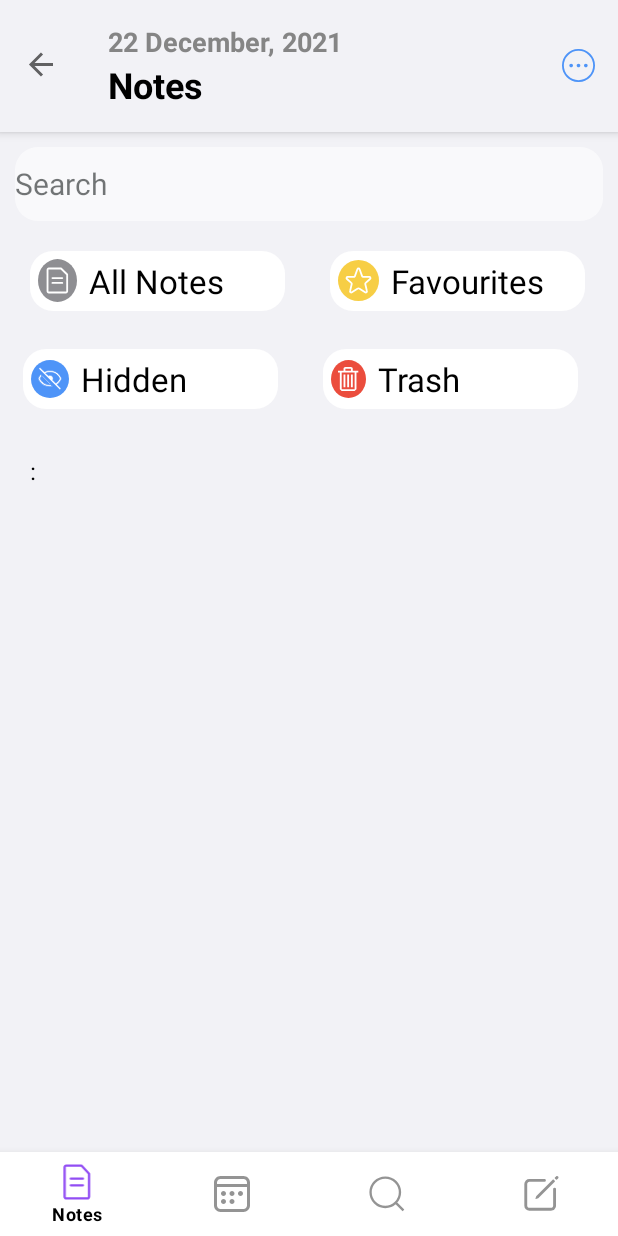
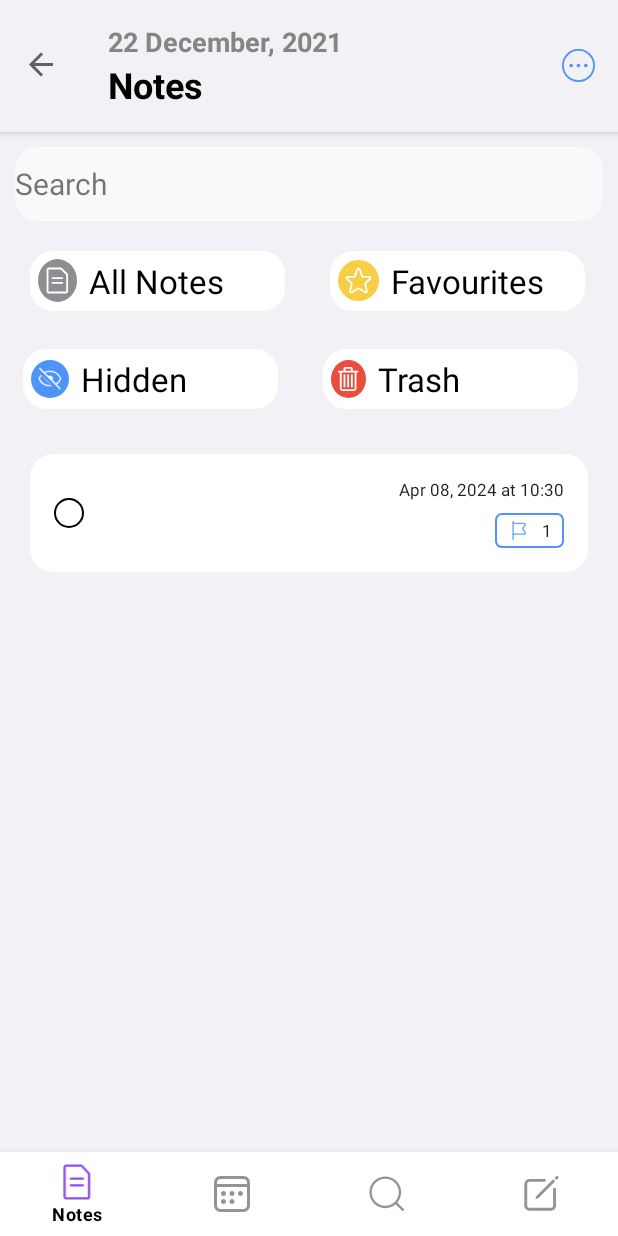
Before and after one commit to ZenfiraCavadova/Notes_App, an Android app: the HomeFragment screen opened directly, with no data from a screen before it, on a phone screen of 412 x 824 dp. Run offline under Robolectric (Android 15) with nearby library versions, the phone set to English and light mode, and no system bars; our stand-ins replace Room's generated code, navigation-ui.

Commit message:
Notes  App with recyclerview was created

```diff
--- a/app/src/main/AndroidManifest.xml
+++ b/app/src/main/AndroidManifest.xml
@@ -21,11 +21,9 @@
         <activity
             android:name=".MainActivity"
             android:exported="true"
-            android:theme="@style/AppTheme.NoActionBar"
-            >
+            android:theme="@style/AppTheme.NoActionBar">
             <intent-filter>
                 <action android:name="android.intent.action.MAIN" />
-
                 <category android:name="android.intent.category.LAUNCHER" />
             </intent-filter>
         </activity>
--- a/data/src/main/java/com/example/data/database/db/AppDatabase.kt
+++ b/data/src/main/java/com/example/data/database/db/AppDatabase.kt
@@ -2,9 +2,20 @@ package com.example.data.database.db
 
 import androidx.room.Database
 import androidx.room.RoomDatabase
+import androidx.room.migration.Migration
+import androidx.sqlite.db.SupportSQLiteDatabase
 import com.example.domain.entities.Note
 import com.example.data.database.daos.NotesDao
-@Database(entities = [Note::class], version = 1)
+@Database(entities = [Note::class], version = 2)
 abstract class AppDatabase : RoomDatabase() {
     abstract fun notesDao(): NotesDao
+    companion object {
+        private const val DATABASE_NAME = "app_database.db"
+
+        val MIGRATION_1_2: Migration = object : Migration(1, 2) {
+            override fun migrate(database: SupportSQLiteDatabase) {
+                database.execSQL("ALTER TABLE notes_database ADD COLUMN creationDate INTEGER NOT NULL DEFAULT 0")
+            }
+        }
+    }
 }
--- a/data/src/main/java/com/example/data/database/db/DatabaseManager.kt
+++ b/data/src/main/java/com/example/data/database/db/DatabaseManager.kt
@@ -8,8 +8,10 @@ object DatabaseManager {
     fun initDatabase(context: Context){
         database = Room.databaseBuilder(
             context,
-            AppDatabase::class.java, "notes-database"
-        ).build()
+            AppDatabase::class.java, "notes_database"
+        )
+            .addMigrations(AppDatabase.MIGRATION_1_2)
+            .build()
     }
 
 }
--- a/domain/src/main/java/com/example/domain/entities/Note.kt
+++ b/domain/src/main/java/com/example/domain/entities/Note.kt
@@ -10,6 +10,8 @@ data class Note (
     val title: String,
     @ColumnInfo("description")
     val description:String,
+    @ColumnInfo("creationDate")
+    val creationDate:Long,
     @ColumnInfo("ID")
     @PrimaryKey(autoGenerate = true)
     val id:Long=0
--- a/feature/create_new/src/main/java/com/example/create_new/CreateNewFragment.kt
+++ b/feature/create_new/src/main/java/com/example/create_new/CreateNewFragment.kt
@@ -30,7 +30,7 @@ class CreateNewFragment : Fragment() {
         binding.saveBtn.setOnClickListener {
             val title = binding.NoteTitle.text.toString()
             val description = binding.description.text.toString()
-            viewModel.saveNote(title,description)
+            viewModel.saveNote(title,description, System.currentTimeMillis())
 
         }
         viewModel.liveData.observe(viewLifecycleOwner) { status ->
--- a/feature/create_new/src/main/java/com/example/create_new/CreateNewViewModel.kt
+++ b/feature/create_new/src/main/java/com/example/create_new/CreateNewViewModel.kt
@@ -14,8 +14,8 @@ class CreateNewViewModel():ViewModel() {
     private val noteRepository:NoteRepository by lazy { NoteRepositoryImpl() }
     private val _livedata=MutableLiveData<String>()
     val liveData: LiveData<List<Note>> =noteRepository.getNote()
-    fun saveNote(title: String, description: String) {
-        val note = Note(title, description)
+    fun saveNote(title: String, description: String,creationDate:Long) {
+        val note = Note(title, description, creationDate)
         viewModelScope.launch(Dispatchers.IO) {
             noteRepository.saveNote(note)
         }
--- a/feature/home/src/main/java/com/example/home/HomeFragment.kt
+++ b/feature/home/src/main/java/com/example/home/HomeFragment.kt
@@ -9,10 +9,12 @@ import android.view.ViewGroup
 import androidx.fragment.app.viewModels
 import com.example.domain.entities.Note
 import com.example.home.databinding.FragmentHomeBinding
+import com.example.home.notes_list.NotesAdapter
 
 class HomeFragment : Fragment() {
     lateinit var binding: FragmentHomeBinding
     val viewModel by viewModels<HomeViewModel>()
+    private lateinit var adapter: NotesAdapter
     override fun onCreateView(
         inflater: LayoutInflater, container: ViewGroup?,
         savedInstanceState: Bundle?
@@ -23,9 +25,12 @@ class HomeFragment : Fragment() {
 
     override fun onViewCreated(view: View, savedInstanceState: Bundle?) {
         super.onViewCreated(view, savedInstanceState)
+        adapter=NotesAdapter()
+        binding.notesList.adapter=adapter
 
         viewModel.liveData.observe(viewLifecycleOwner){notes->
-            displayNotes(notes)
+//            displayNotes(notes)
+            adapter.submitList(notes)
         }
     }
 
@@ -35,7 +40,7 @@ class HomeFragment : Fragment() {
             Log.e("HOME","${note.title}: ${note.description}\n")
             notesText.append("${note.title}: ${note.description}\n")
         }
-        binding.notesList.text=notesText.toString()
+//        binding.notesList.text=notesText.toString()
     }
 
 }
--- /dev/null
+++ b/feature/home/src/main/java/com/example/home/notes_list/NotesAdapter.kt
@@ -0,0 +1,48 @@
+package com.example.home.notes_list
+
+import android.view.LayoutInflater
+import android.view.ViewGroup
+import androidx.recyclerview.widget.DiffUtil
+import androidx.recyclerview.widget.ListAdapter
+import androidx.recyclerview.widget.RecyclerView.ViewHolder
+import com.example.domain.entities.Note
+import com.example.home.databinding.NotesItemBinding
+import java.text.SimpleDateFormat
+import java.util.Date
+import java.util.Locale
+
+class NotesAdapter : ListAdapter<Note,NotesAdapter.NotesViewHolder>(NoteDiffCallback()) {
+    override fun onCreateViewHolder(parent: ViewGroup, viewType: Int): NotesViewHolder {
+        val view= NotesItemBinding.inflate(LayoutInflater.from(parent.context),parent,false)
+        return NotesViewHolder(view)
+    }
+
+    override fun onBindViewHolder(holder: NotesViewHolder, position: Int) {
+        val item =getItem(position)
+        holder.bindData(item)
+    }
+    inner class NotesViewHolder(private val notesItemBinding: NotesItemBinding):  ViewHolder(notesItemBinding.root) {
+        fun bindData(note: Note){
+            notesItemBinding.noteTitle.text=note.title
+            notesItemBinding.noteDescription.text=note.description
+            notesItemBinding.date.text=formatDate(note.creationDate)
+        }
+        private fun formatDate(timestamp: Long): String {
+            val sdf = SimpleDateFormat("MMM dd, yyyy 'at' HH:mm", Locale.getDefault())
+            return sdf.format(Date(timestamp))
+        }
+    }
+
+    private class NoteDiffCallback : DiffUtil.ItemCallback<Note>() {
+        override fun areItemsTheSame(oldItem: Note, newItem: Note): Boolean {
+            return oldItem == newItem
+        }
+
+        override fun areContentsTheSame(oldItem: Note, newItem: Note): Boolean {
+            return oldItem.title == newItem.title && oldItem.description == newItem.description
+        }
+    }
+
+
+
+}
--- /dev/null
+++ b/feature/home/src/main/res/drawable/checkbox_circle.xml
@@ -0,0 +1,21 @@
+<?xml version="1.0" encoding="utf-8"?>
+<selector xmlns:android="http://schemas.android.com/apk/res/android">
+    <item android:state_checked="true">
+        <shape android:shape="oval">
+            <solid android:color="@color/blue" />
+            <stroke
+                android:width="1.5dp"
+                android:color="@android:color/black"/>
+            <corners android:radius="8dp"/>
+        </shape>
+    </item>
+    <item android:state_checked="false">
+        <shape android:shape="oval">
+            <solid android:color="@color/white" />
+            <stroke
+                android:width="1.5dp"
+                android:color="@android:color/black" />
+            <corners android:radius="8dp"/>
+        </shape>
+    </item>
+</selector>
--- /dev/null
+++ b/feature/home/src/main/res/drawable/ic_flag.xml
@@ -0,0 +1,14 @@
+<vector xmlns:android="http://schemas.android.com/apk/res/android"
+    android:width="15dp"
+    android:height="15dp"
+    android:viewportWidth="15"
+    android:viewportHeight="15">
+  <path
+      android:pathData="M3.983,13.771C3.744,13.771 3.545,13.573 3.545,13.333V1.667C3.545,1.428 3.744,1.229 3.983,1.229C4.222,1.229 4.42,1.428 4.42,1.667V13.333C4.42,13.573 4.222,13.771 3.983,13.771Z"
+      android:fillColor="#4E94F8"
+      android:fillAlpha="0.87"/>
+  <path
+      android:pathData="M10.516,10.271H3.983C3.744,10.271 3.545,10.073 3.545,9.833C3.545,9.594 3.744,9.396 3.983,9.396H10.516C11.152,9.396 11.449,9.227 11.508,9.081C11.566,8.935 11.479,8.608 11.024,8.159L10.324,7.459C10.038,7.208 9.863,6.829 9.845,6.409C9.828,5.966 10.003,5.528 10.324,5.207L11.024,4.508C11.455,4.076 11.589,3.726 11.525,3.574C11.461,3.422 11.129,3.271 10.516,3.271H3.983C3.738,3.271 3.545,3.072 3.545,2.833C3.545,2.594 3.744,2.396 3.983,2.396H10.516C11.794,2.396 12.202,2.927 12.336,3.242C12.464,3.557 12.552,4.222 11.642,5.132L10.942,5.832C10.796,5.977 10.714,6.182 10.72,6.386C10.726,6.561 10.796,6.718 10.919,6.829L11.642,7.547C12.534,8.439 12.447,9.104 12.319,9.425C12.184,9.734 11.77,10.271 10.516,10.271Z"
+      android:fillColor="#4E94F8"
+      android:fillAlpha="0.87"/>
+</vector>
--- /dev/null
+++ b/feature/home/src/main/res/drawable/rounded_border_flag.xml
@@ -0,0 +1,14 @@
+<?xml version="1.0" encoding="utf-8"?>
+<shape xmlns:android="http://schemas.android.com/apk/res/android"
+    android:shape="rectangle">
+    <padding android:left="8dp"/>
+    <padding android:right="8dp"/>
+    <padding android:bottom="4dp"/>
+    <padding android:top="4dp"/>
+
+    <solid android:color="#FFFFFF" />
+    <stroke
+        android:width="1dp"
+    android:color="@color/blue" />
+    <corners android:radius="4dp"/>
+</shape>
--- a/feature/home/src/main/res/layout/fragment_home.xml
+++ b/feature/home/src/main/res/layout/fragment_home.xml
@@ -172,13 +172,16 @@
         </LinearLayout>
     </LinearLayout>
 
-    <TextView
+    <androidx.recyclerview.widget.RecyclerView
         android:id="@+id/notes_list"
         android:layout_width="0dp"
         android:layout_height="0dp"
         android:layout_margin="20dp"
         android:textColor="@android:color/black"
         android:textSize="16sp"
+        app:layoutManager="androidx.recyclerview.widget.LinearLayoutManager"
+        tools:listitem="@layout/notes_item"
+        tools:itemCount="4"
         android:textStyle="normal"
         app:layout_constraintBottom_toBottomOf="parent"
         app:layout_constraintEnd_toEndOf="parent"
--- /dev/null
+++ b/feature/home/src/main/res/layout/notes_item.xml
@@ -0,0 +1,94 @@
+<?xml version="1.0" encoding="utf-8"?>
+<androidx.constraintlayout.widget.ConstraintLayout xmlns:android="http://schemas.android.com/apk/res/android"
+    xmlns:app="http://schemas.android.com/apk/res-auto"
+    xmlns:tools="http://schemas.android.com/tools"
+    android:layout_width="match_parent"
+    android:layout_height="wrap_content"
+    android:background="@drawable/rounded_edittext"
+    android:padding="16dp"
+    android:layout_marginBottom="16dp">
+
+    <CheckBox
+        android:id="@+id/checkBox"
+        android:layout_width="20dp"
+        android:layout_height="20dp"
+        android:background="@drawable/checkbox_circle"
+        android:button="@null"
+        android:gravity="center"
+        app:layout_constraintBottom_toBottomOf="parent"
+        app:layout_constraintEnd_toStartOf="@id/note_inf_container"
+        app:layout_constraintStart_toStartOf="parent"
+        app:layout_constraintTop_toTopOf="parent" />
+
+
+    <LinearLayout
+        android:id="@+id/note_inf_container"
+        android:layout_width="wrap_content"
+        android:layout_height="wrap_content"
+        android:orientation="vertical"
+        android:layout_marginStart="16dp"
+        app:layout_constraintStart_toEndOf="@id/checkBox"
+        app:layout_constraintTop_toTopOf="parent">
+
+        <TextView
+            android:id="@+id/note_title"
+            tools:text="Do Math Homework"
+            android:textColor="@color/black"
+            android:textSize="16sp"
+            android:textStyle="bold"
+            android:layout_width="match_parent"
+            android:layout_height="wrap_content"/>
+
+        <TextView
+            android:id="@+id/note_description"
+            android:layout_width="match_parent"
+            tools:text="Do Math Homework"
+            android:textColor="@color/dark_grey"
+            android:textSize="13sp"
+            android:layout_height="wrap_content"/>
+    </LinearLayout>
+    <LinearLayout
+        android:id="@+id/date_container"
+        android:layout_width="wrap_content"
+        android:layout_height="wrap_content"
+        android:orientation="vertical"
+        app:layout_constraintEnd_toEndOf="parent"
+        app:layout_constraintTop_toTopOf="parent">
+
+        <TextView
+            android:id="@+id/date"
+            android:layout_width="wrap_content"
+            android:layout_height="wrap_content"
+            tools:text="Today At 16:45"
+            android:textColor="@color/dark_grey"
+            android:textSize="11sp"
+            android:layout_marginBottom="8dp"/>
+
+        <LinearLayout
+            android:id="@+id/flag_container"
+            android:layout_width="wrap_content"
+            android:layout_height="wrap_content"
+            android:orientation="horizontal"
+            android:layout_gravity="end"
+            android:background="@drawable/rounded_border_flag"
+            app:layout_constraintEnd_toEndOf="parent"
+            app:layout_constraintTop_toTopOf="parent">
+            <ImageView
+                android:layout_width="wrap_content"
+                android:layout_height="wrap_content"
+                android:layout_marginEnd="8dp"
+                android:src="@drawable/ic_flag"/>
+
+            <TextView
+                android:id="@+id/flag_count"
+                android:layout_width="wrap_content"
+                android:layout_height="wrap_content"
+                android:text="1"
+                android:textColor="@color/dark_grey"
+                android:textSize="11sp"/>
+
+
+        </LinearLayout>
+    </LinearLayout>
+
+</androidx.constraintlayout.widget.ConstraintLayout>
```
